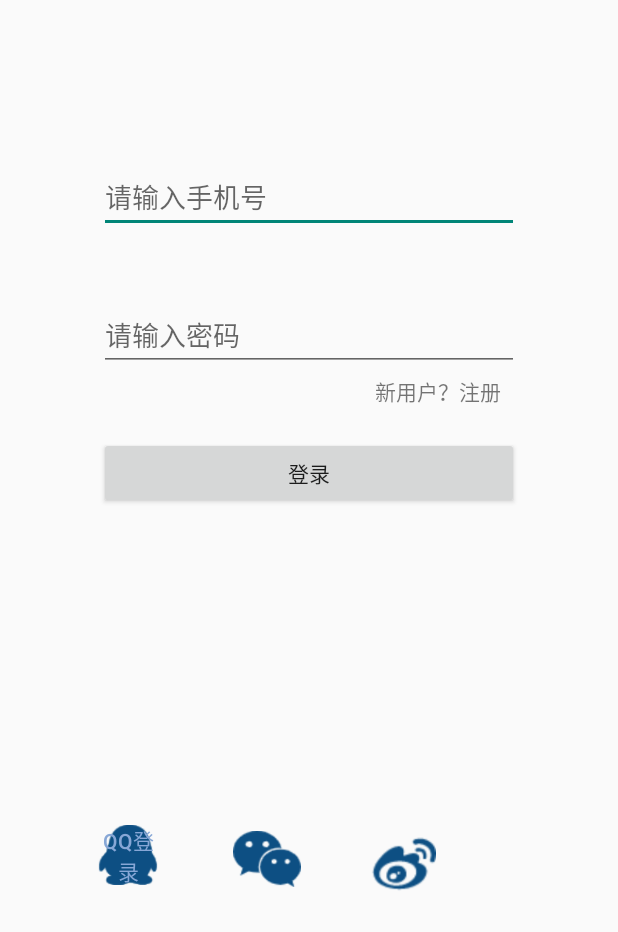
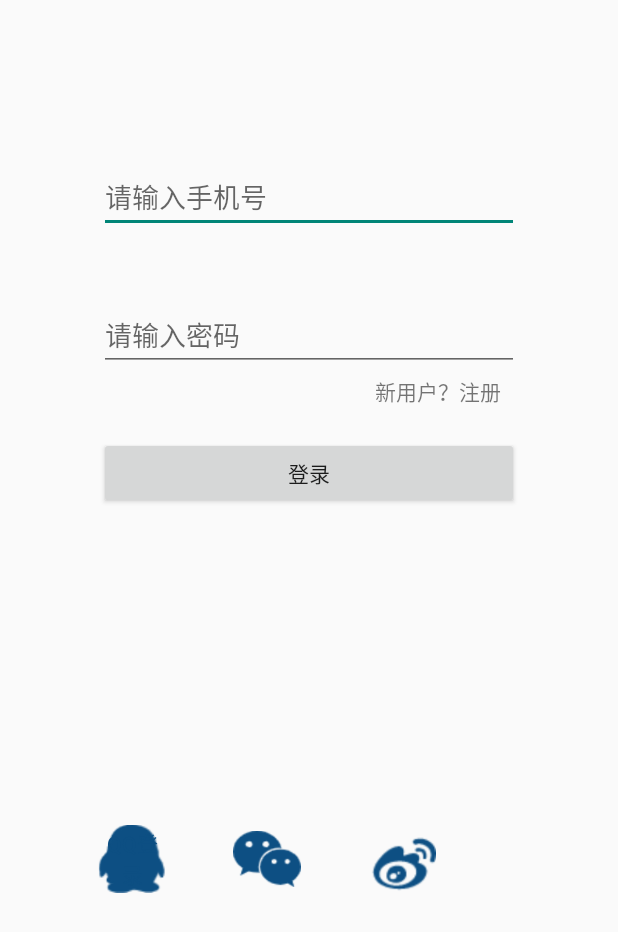
Before and after one commit to Makaylalv/Train_ShadowLineDemo, an Android app: the LoginActivity screen opened directly, with no data from a screen before it, on a phone screen of 412 x 824 dp. Shown: the top 932 px of the screen. Run offline under Robolectric (Android 15) with nearby library versions, the phone set to English and light mode, and no system bars; libraries missing offline, so code that uses them is left out: com.bkk.library, com.tencent.connect, com.tencent.tauth; 1 statement that could not run was skipped.

Commit message:
qq登录

```diff
--- a/app/src/main/java/com/example/train_shadowlinedemo/activity/LoginActivity.java
+++ b/app/src/main/java/com/example/train_shadowlinedemo/activity/LoginActivity.java
@@ -46,6 +46,14 @@ import java.net.ProtocolException;
 import java.net.URL;
 import java.util.List;
 
+import okhttp3.Call;
+import okhttp3.Callback;
+import okhttp3.MediaType;
+import okhttp3.OkHttpClient;
+import okhttp3.Request;
+import okhttp3.RequestBody;
+import okhttp3.Response;
+
 public class LoginActivity extends AppCompatActivity {
     private String reg = null;
     private String phone;
@@ -57,7 +65,7 @@ public class LoginActivity extends AppCompatActivity {
     private EditText etPwd;
     private boolean i = false;
 
-    private static final String TAG = "MainActivity";
+    private static final String TAG = "LoginActivity";
     //QQ包名
     private static final String PACKAGE_QQ = "com.tencent.mobileqq";
 
@@ -66,12 +74,17 @@ public class LoginActivity extends AppCompatActivity {
     private ImageView infoIcon;
     //初始化腾讯服务
     private Tencent mTencent;
+    //QQname
+    private String Qname;
+    private String openid;
+    private int id = 0;
+    private OkHttpClient okHttpClient;
 
     @Override
     protected void onCreate(Bundle savedInstanceState) {
         super.onCreate(savedInstanceState);
         setContentView(R.layout.activity_login);
-
+        okHttpClient = new OkHttpClient();
         etPhone = findViewById(R.id.et_login_phone);
         etPwd = findViewById(R.id.et_login_password);
 
@@ -122,7 +135,7 @@ public class LoginActivity extends AppCompatActivity {
                         phone = intent.getStringExtra("Phone");
                         name = intent.getStringExtra("Name");
                         pwd = intent.getStringExtra("Pwd");
-                        URL url = new URL("http://192.168.43.175:8080/ShadowLine/AddUserServlet");
+                        URL url = new URL(ConfigUtil.SERVER_ADDR+"AddUserServlet");
                         Log.e("111","333");
                         HttpURLConnection connection = (HttpURLConnection)
                                 url.openConnection();
@@ -279,10 +292,11 @@ public class LoginActivity extends AppCompatActivity {
                     Log.e(TAG, "个人信息：" + object.toString());
                     //infoText.setText(object.toString());
                     //头像
-                    String avatar = ((JSONObject) object).getString("figureurl_2");
+                    //String avatar = ((JSONObject) object).getString("figureurl_2");
                     ////GlideUtils.showGlide(MainActivity.this, avatar, infoIcon);
-                    String nickName = ((JSONObject) object).getString("nickname");
-                    //infoName.setText(nickName);
+                    Qname = ((JSONObject) object).getString("nickname");
+                    insertQuser();
+                    infoName.setText(Qname);
                 } catch (JSONException e) {
                     e.printStackTrace();
                 }
@@ -335,4 +349,24 @@ public class LoginActivity extends AppCompatActivity {
         return is;
     }
 
+    public void insertQuser(){
+        RequestBody requestBody = RequestBody.create(MediaType.parse(
+                "text/plain;charset=utf-8"),Qname);
+        Request request = new Request.Builder().post(requestBody).url(ConfigUtil.SERVER_ADDR+"GetQnameServlet")
+                .build();
+        Call call = okHttpClient.newCall(request);
+        call.enqueue(new Callback() {
+            @Override
+            public void onFailure(Call call, IOException e) {
+
+            }
+
+            @Override
+            public void onResponse(Call call, Response response) throws IOException {
+                String str=response.body().string();
+                Gson gson=new Gson();
+                user =gson.fromJson(str,User.class);
+            }
+        });
+    }
 }
--- a/app/src/main/res/layout/activity_login.xml
+++ b/app/src/main/res/layout/activity_login.xml
@@ -75,11 +75,11 @@
     <Button
         android:layout_marginLeft="65dp"
         android:id="@+id/button_login"
-        android:layout_width="40dp"
-        android:layout_height="40dp"
+        android:layout_width="45dp"
+        android:layout_height="45dp"
         android:layout_marginTop="550dp"
         android:text="QQ登录"
-        android:textColor="#87a7d6"
+        android:textColor="#0D4F83"
         android:background="@drawable/qq"/>
 
     <ImageView
--- a/app/src/main/res/layout/activity_register.xml
+++ b/app/src/main/res/layout/activity_register.xml
@@ -3,7 +3,7 @@
     android:layout_width="match_parent"
     android:layout_height="match_parent"
     xmlns:tools="http://schemas.android.com/tools"
-    tools:context=".RegisterActivity"
+    tools:context=".activity.RegisterActivity"
     android:orientation="vertical">
 
     <EditText
```
Also changed, not shown: app/src/main/java/com/example/train_shadowlinedemo/activity/RegisterActivity.java (+4 -3 lines).
